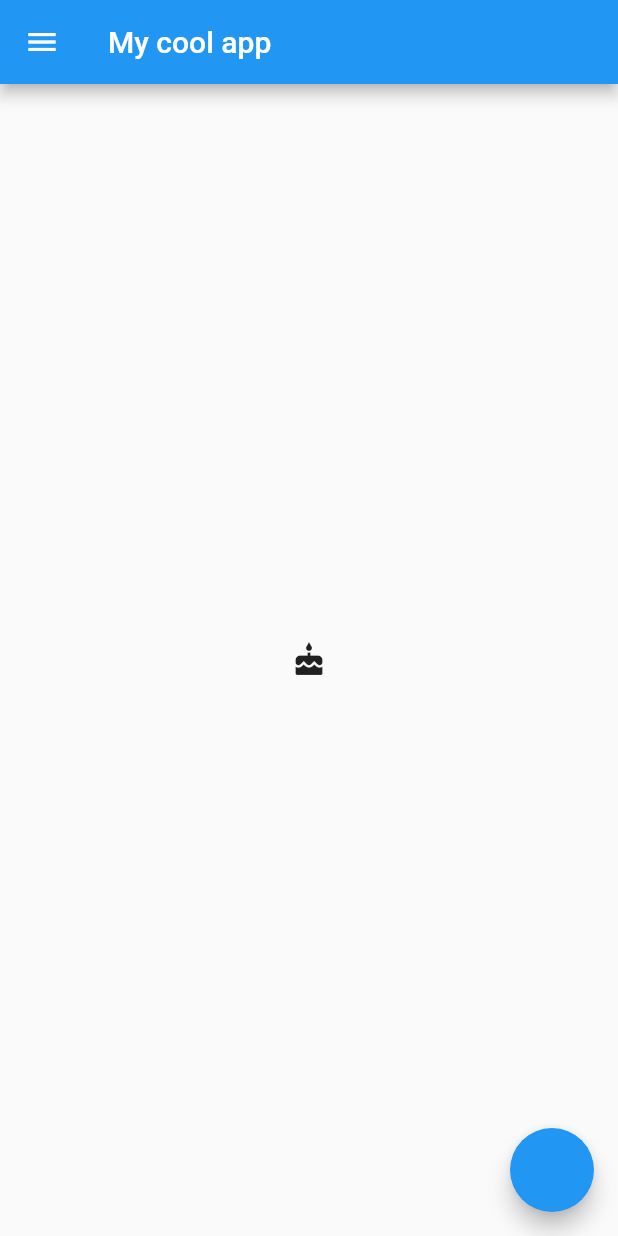
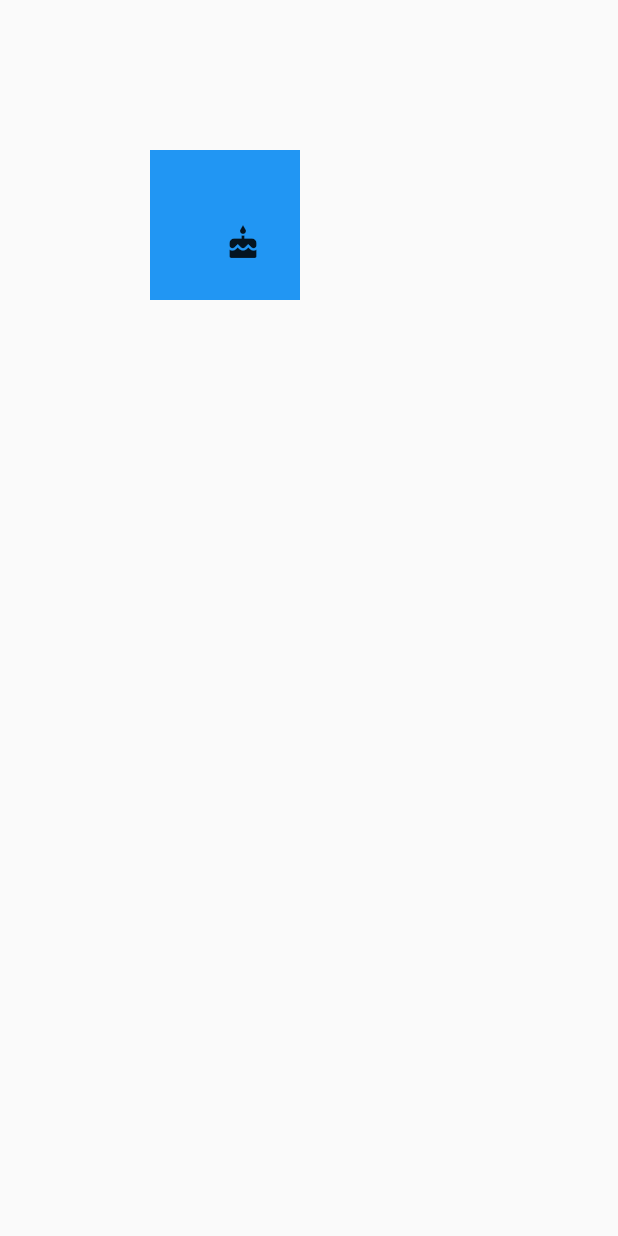
Before and after one commit to Amar-Gill/flutter-quizapp, a Flutter app: the screen it shows after launch, on a phone screen of 412 x 824 dp. Run offline on Flutter 3.47's test engine with Material 2 defaults, Android fonts, the phone set to English and light mode, and no system bars.

Commit message:
Single child layout using Container.

```diff
--- a/lib/main.dart
+++ b/lib/main.dart
@@ -10,16 +10,15 @@ class MyApp extends StatelessWidget {
   Widget build(BuildContext context) {
     return MaterialApp(
       home: Scaffold(
-        appBar: AppBar(
-          title: Text('My cool app'),
+        body: Container(
+          color: Colors.blue,
+          margin: EdgeInsets.all(100),
+          child: Icon(Icons.cake),
+          width: 100,
+          height: 100,
+          alignment: Alignment.bottomRight,
+          padding: EdgeInsets.all(50),
         ),
-        body: Center(
-          child: Icon(Icons.cake),
-        ),
-        floatingActionButton: FloatingActionButton(
-          onPressed: () {},
-        ),
-        drawer: Drawer(),
       ),
     );
   }
```
